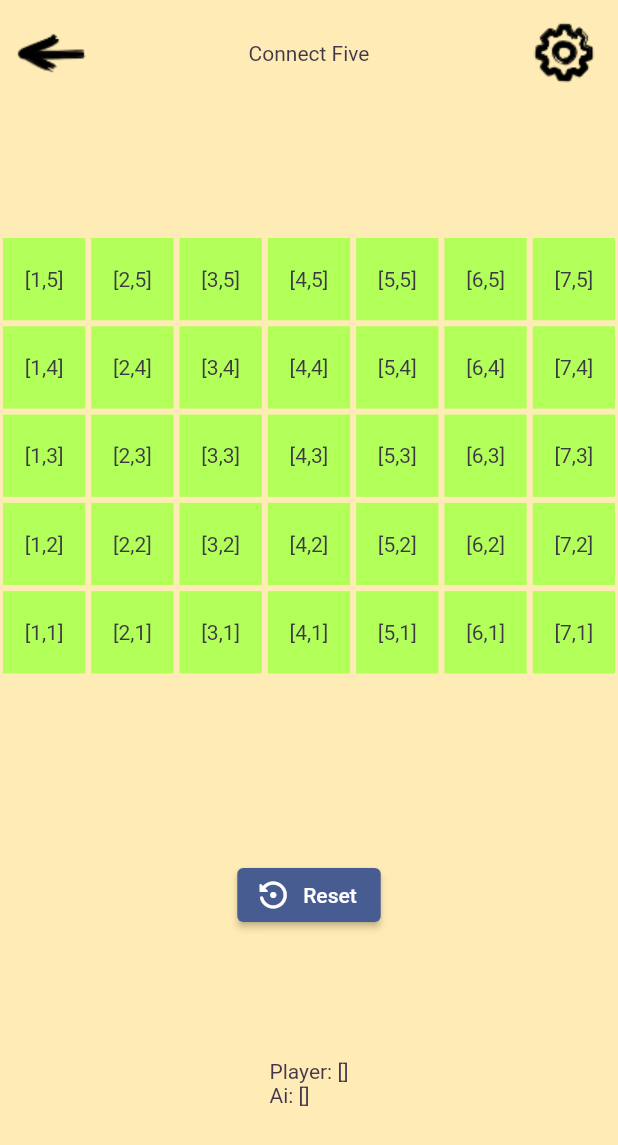
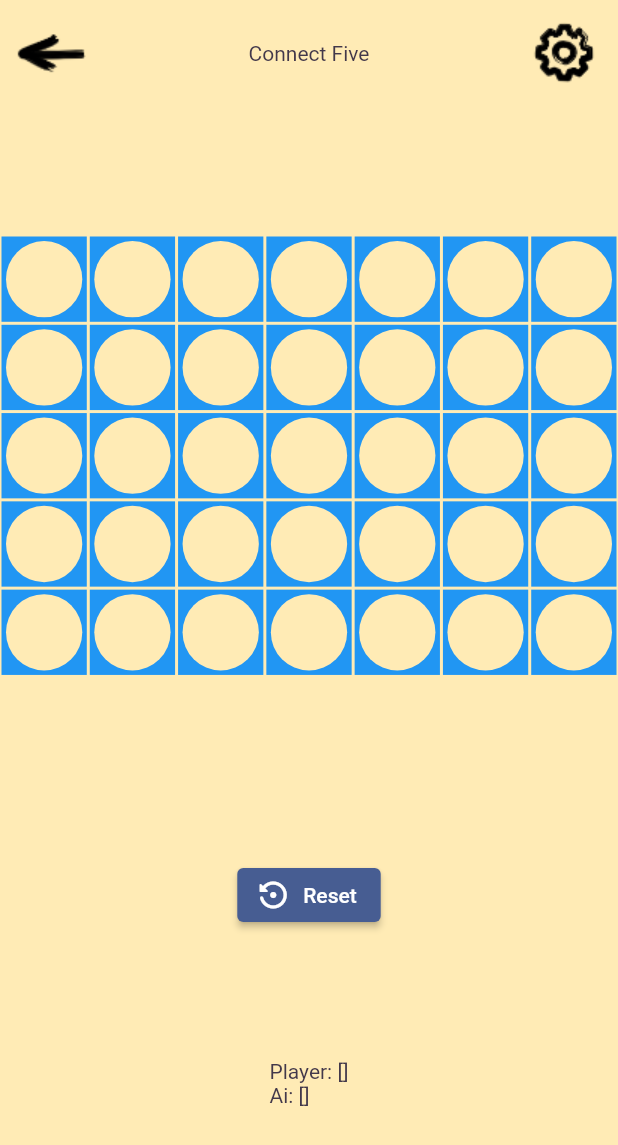
Before and after one commit to davefaliskie/game_1, a Flutter app: the PlaySessionScreen screen opened directly with sample values from the repository, on a phone screen of 412 x 824 dp. Shown: the top 1145 px of the screen. Run offline on Flutter 3.47's test engine with Material 2 defaults, Android fonts, the light colour scheme and no system bars; our stand-ins replace audioplayers, firebase_core, firebase_crashlytics, go_router, google_mobile_ads, in_app_purchase and 1 more; missing offline and left inert: games_services; accounts and stored records are empty.

Commit message:
style the board tiles

```diff
--- a/lib/src/game_internals/board_state.dart
+++ b/lib/src/game_internals/board_state.dart
@@ -3,6 +3,8 @@ import 'dart:math';
 import 'package:flutter/material.dart';
 import 'package:game_template/src/game_internals/board_setting.dart';
 import 'package:game_template/src/game_internals/tile.dart';
+
+import '../style/palette.dart';
 
 enum TileOwner {
   blank,
@@ -41,18 +43,18 @@ class BoardState extends ChangeNotifier {
   // set the tile color based on the given tile's coordinates
   Color tileColor(Tile tile) {
     if (winTiles.contains(tile)) {
-      return Colors.yellow;
+      return Colors.lightGreen;
     } else if (getTileOwner(tile) == TileOwner.player) {
       return Colors.amber;
     } else if (getTileOwner(tile) == TileOwner.ai) {
       return Colors.redAccent;
     } else {
-      return Colors.lightGreenAccent;
+      return Palette().backgroundPlaySession;
     }
   }
 
   // the action called when a tile is clicked.
-  void makeMove(Tile tile) async {
+  Future<void> makeMove(Tile tile) async {
     assert(!_isLocked);
     Tile? newTileCord = evaluateMove(tile);
     if (newTileCord == null) {
--- a/lib/src/play_session/board_tile.dart
+++ b/lib/src/play_session/board_tile.dart
@@ -9,7 +9,8 @@ class BoardTile extends StatefulWidget {
   final int boardIndex;
   final BoardSetting boardSetting;
 
-  const BoardTile({super.key, required this.boardIndex, required this.boardSetting});
+  const BoardTile(
+      {super.key, required this.boardIndex, required this.boardSetting});
 
   @override
   State<BoardTile> createState() => _BoardTileState();
@@ -25,14 +26,20 @@ class _BoardTileState extends State<BoardTile> {
         Provider.of<BoardState>(context, listen: false).makeMove(tile);
       },
       child: Padding(
-        padding: const EdgeInsets.all(2.0),
-        child: Consumer<BoardState>(
-          builder: (context, bordState, child) {
+        padding: const EdgeInsets.all(1.0),
+        child: Container(
+          color: Colors.blue,
+          child: Consumer<BoardState>(builder: (context, bordState, child) {
             return Container(
-              color: bordState.tileColor(tile),
-              child: Center(child: Text(tile.toString())),
+              margin: EdgeInsets.all(3.0),
+              decoration: BoxDecoration(
+                color: bordState.tileColor(tile),
+                shape: BoxShape.circle,
+              ),
+              // child: Center(child: Text(tile.toString())),
+              child: Container()
             );
-          }
+          }),
         ),
       ),
     );
```
